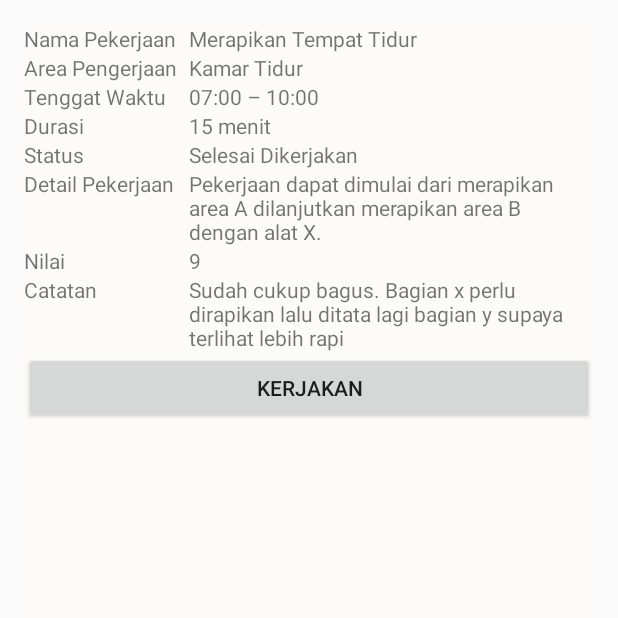
After one commit to adravel/CapstoneHabitApp, an Android app: the fragment TaskDetailFragment shown on its own in the app's theme, on a phone screen of 412 x 824 dp, the top half of it. The commit adds this screen. Run offline under Robolectric (Android 15) with nearby library versions, the phone set to English and light mode, and no system bars.

Commit message:
Create Task Detail fragment

```diff
--- /dev/null
+++ b/app/src/main/java/com/example/capstonehabitapp/TaskDetailFragment.kt
@@ -0,0 +1,37 @@
+package com.example.capstonehabitapp
+
+import android.os.Bundle
+import android.view.LayoutInflater
+import android.view.View
+import android.view.ViewGroup
+import androidx.fragment.app.Fragment
+import com.example.capstonehabitapp.databinding.FragmentTaskDetailBinding
+
+class TaskDetailFragment : Fragment() {
+
+    private var _binding: FragmentTaskDetailBinding? = null
+    private val binding get() = _binding!!
+
+    private val TAG = "TaskDetailFragment"
+
+    override fun onCreateView(
+        inflater: LayoutInflater, container: ViewGroup?,
+        savedInstanceState: Bundle?
+    ): View {
+
+        // Set toolbar title
+        activity?.title = getString(R.string.task_detail)
+
+        _binding = FragmentTaskDetailBinding.inflate(inflater, container, false)
+        return binding.root
+    }
+
+    override fun onViewCreated(view: View, savedInstanceState: Bundle?) {
+        super.onViewCreated(view, savedInstanceState)
+    }
+
+    override fun onDestroyView() {
+        super.onDestroyView()
+        _binding = null
+    }
+}
--- /dev/null
+++ b/app/src/main/res/layout/fragment_task_detail.xml
@@ -0,0 +1,157 @@
+<?xml version="1.0" encoding="utf-8"?>
+<androidx.constraintlayout.widget.ConstraintLayout
+    xmlns:android="http://schemas.android.com/apk/res/android"
+    xmlns:app="http://schemas.android.com/apk/res-auto"
+    xmlns:tools="http://schemas.android.com/tools"
+    android:layout_width="match_parent"
+    android:layout_height="match_parent"
+    android:layout_margin="16dp"
+    android:background="@color/light_4"
+    tools:context=".TaskDetailFragment">
+
+    <TextView
+        android:id="@+id/title_text"
+        android:layout_width="110dp"
+        android:layout_height="wrap_content"
+        android:text="@string/task_title"
+        app:layout_constraintStart_toStartOf="parent"
+        app:layout_constraintTop_toTopOf="parent"/>
+
+    <TextView
+        android:id="@+id/area_text"
+        android:layout_width="110dp"
+        android:layout_height="wrap_content"
+        android:text="@string/task_area"
+        app:layout_constraintStart_toStartOf="parent"
+        app:layout_constraintTop_toBottomOf="@id/title_data_text"/>
+
+    <TextView
+        android:id="@+id/time_limit_text"
+        android:layout_width="110dp"
+        android:layout_height="wrap_content"
+        android:text="@string/task_time_limit"
+        app:layout_constraintStart_toStartOf="parent"
+        app:layout_constraintTop_toBottomOf="@id/area_data_text"/>
+
+    <TextView
+        android:id="@+id/duration_text"
+        android:layout_width="110dp"
+        android:layout_height="wrap_content"
+        android:text="@string/task_duration"
+        app:layout_constraintStart_toStartOf="parent"
+        app:layout_constraintTop_toBottomOf="@id/time_limit_data_text"/>
+
+    <TextView
+        android:id="@+id/status_text"
+        android:layout_width="110dp"
+        android:layout_height="wrap_content"
+        android:text="@string/task_status"
+        app:layout_constraintStart_toStartOf="parent"
+        app:layout_constraintTop_toBottomOf="@id/duration_data_text"/>
+
+    <TextView
+        android:id="@+id/detail_text"
+        android:layout_width="110dp"
+        android:layout_height="wrap_content"
+        android:text="@string/task_detail"
+        app:layout_constraintStart_toStartOf="parent"
+        app:layout_constraintTop_toBottomOf="@id/status_data_text"/>
+
+    <TextView
+        android:id="@+id/grade_points_text"
+        android:layout_width="110dp"
+        android:layout_height="wrap_content"
+        android:text="@string/task_grade_points"
+        app:layout_constraintStart_toStartOf="parent"
+        app:layout_constraintTop_toBottomOf="@id/detail_data_text"/>
+
+    <TextView
+        android:id="@+id/notes_text"
+        android:layout_width="110dp"
+        android:layout_height="wrap_content"
+        android:text="@string/task_notes"
+        app:layout_constraintStart_toStartOf="parent"
+        app:layout_constraintTop_toBottomOf="@id/grade_points_data_text"/>
+
+    <TextView
+        android:id="@+id/title_data_text"
+        android:layout_width="0dp"
+        android:layout_height="wrap_content"
+        android:text="@string/task_title_placeholder"
+        app:layout_constraintEnd_toEndOf="parent"
+        app:layout_constraintStart_toEndOf="@id/title_text"
+        app:layout_constraintTop_toTopOf="parent" />
+
+    <TextView
+        android:id="@+id/area_data_text"
+        android:layout_width="0dp"
+        android:layout_height="wrap_content"
+        android:text="@string/task_area_placeholder"
+        app:layout_constraintEnd_toEndOf="parent"
+        app:layout_constraintStart_toStartOf="@id/title_data_text"
+        app:layout_constraintTop_toBottomOf="@id/title_data_text" />
+
+    <TextView
+        android:id="@+id/time_limit_data_text"
+        android:layout_width="0dp"
+        android:layout_height="wrap_content"
+        android:text="@string/task_time_limit_placeholder"
+        app:layout_constraintEnd_toEndOf="parent"
+        app:layout_constraintStart_toStartOf="@id/title_data_text"
+        app:layout_constraintTop_toBottomOf="@id/area_data_text" />
+
+    <TextView
+        android:id="@+id/duration_data_text"
+        android:layout_width="0dp"
+        android:layout_height="wrap_content"
+        android:text="@string/task_duration_placeholder"
+        app:layout_constraintEnd_toEndOf="parent"
+        app:layout_constraintStart_toStartOf="@id/title_data_text"
+        app:layout_constraintTop_toBottomOf="@id/time_limit_data_text" />
+
+    <TextView
+        android:id="@+id/status_data_text"
+        android:layout_width="0dp"
+        android:layout_height="wrap_content"
+        android:text="@string/task_status_placeholder"
+        app:layout_constraintEnd_toEndOf="parent"
+        app:layout_constraintStart_toStartOf="@id/title_data_text"
+        app:layout_constraintTop_toBottomOf="@id/duration_data_text" />
+
+    <TextView
+        android:id="@+id/detail_data_text"
+        android:layout_width="0dp"
+        android:layout_height="wrap_content"
+        android:text="@string/task_detail_placeholder"
+        app:layout_constraintEnd_toEndOf="parent"
+        app:layout_constraintStart_toStartOf="@id/title_data_text"
+        app:layout_constraintTop_toBottomOf="@id/status_data_text" />
+
+    <TextView
+        android:id="@+id/grade_points_data_text"
+        android:layout_width="0dp"
+        android:layout_height="wrap_content"
+        android:text="@string/task_grade_points_placeholder"
+        app:layout_constraintEnd_toEndOf="parent"
+        app:layout_constraintStart_toStartOf="@id/title_data_text"
+        app:layout_constraintTop_toBottomOf="@id/detail_data_text" />
+
+    <TextView
+        android:id="@+id/notes_data_text"
+        android:layout_width="0dp"
+        android:layout_height="wrap_content"
+        android:text="@string/task_notes_placeholder"
+        app:layout_constraintEnd_toEndOf="parent"
+        app:layout_constraintStart_toStartOf="@id/title_data_text"
+        app:layout_constraintTop_toBottomOf="@id/grade_points_data_text" />
+
+    <Button
+        android:id="@+id/change_task_status_button"
+        android:layout_width="0dp"
+        android:layout_height="wrap_content"
+        android:text="Kerjakan"
+        app:layout_constraintEnd_toEndOf="parent"
+        app:layout_constraintStart_toStartOf="parent"
+        app:layout_constraintTop_toBottomOf="@+id/notes_data_text" />
+
+</androidx.constraintlayout.widget.ConstraintLayout>
--- a/app/src/main/res/values/strings.xml
+++ b/app/src/main/res/values/strings.xml
@@ -1,9 +1,22 @@
 <resources>
     <string name="app_name">Capstone Habit App</string>
-    <string name="task_list">Daftar Pekerjaan</string>
-    <!-- Placeholder -->
+    <!-- Placeholders -->
     <string name="task_title_placeholder">Merapikan Tempat Tidur</string>
     <string name="task_area_placeholder">Kamar Tidur</string>
     <string name="task_time_limit_placeholder">07:00 – 10:00</string>
+    <string name="task_duration_placeholder">15 menit</string>
     <string name="task_status_placeholder">Selesai Dikerjakan</string>
-</resources>
+    <string name="task_detail_placeholder">Pekerjaan dapat dimulai dari merapikan area A dilanjutkan merapikan area B dengan alat X.</string>
+    <string name="task_grade_points_placeholder">9</string>
+    <string name="task_notes_placeholder">Sudah cukup bagus. Bagian x perlu dirapikan lalu ditata lagi bagian y supaya terlihat lebih rapi</string>
+    <!-- UI Components -->
+    <string name="task_list">Daftar Pekerjaan</string>
+    <string name="task_title">Nama Pekerjaan</string>
+    <string name="task_area">Area Pengerjaan</string>
+    <string name="task_time_limit">Tenggat Waktu</string>
+    <string name="task_duration">Durasi</string>
+    <string name="task_status">Status</string>
+    <string name="task_detail">Detail Pekerjaan</string>
+    <string name="task_grade_points">Nilai</string>
+    <string name="task_notes">Catatan</string>
+    </resources>
```
